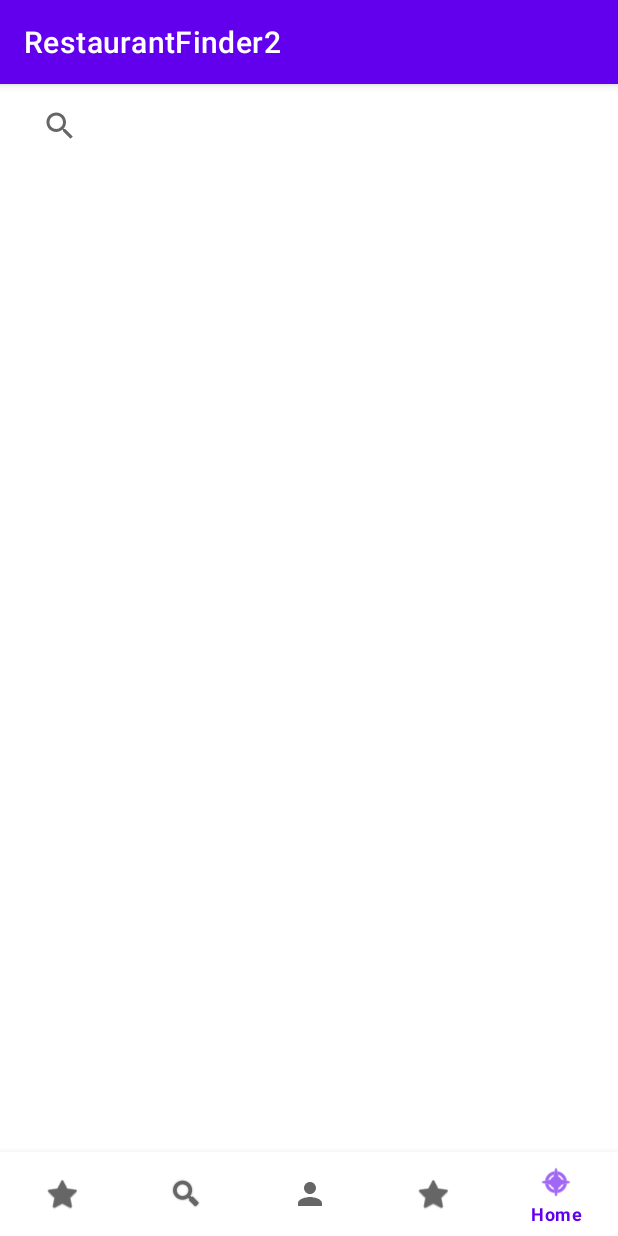
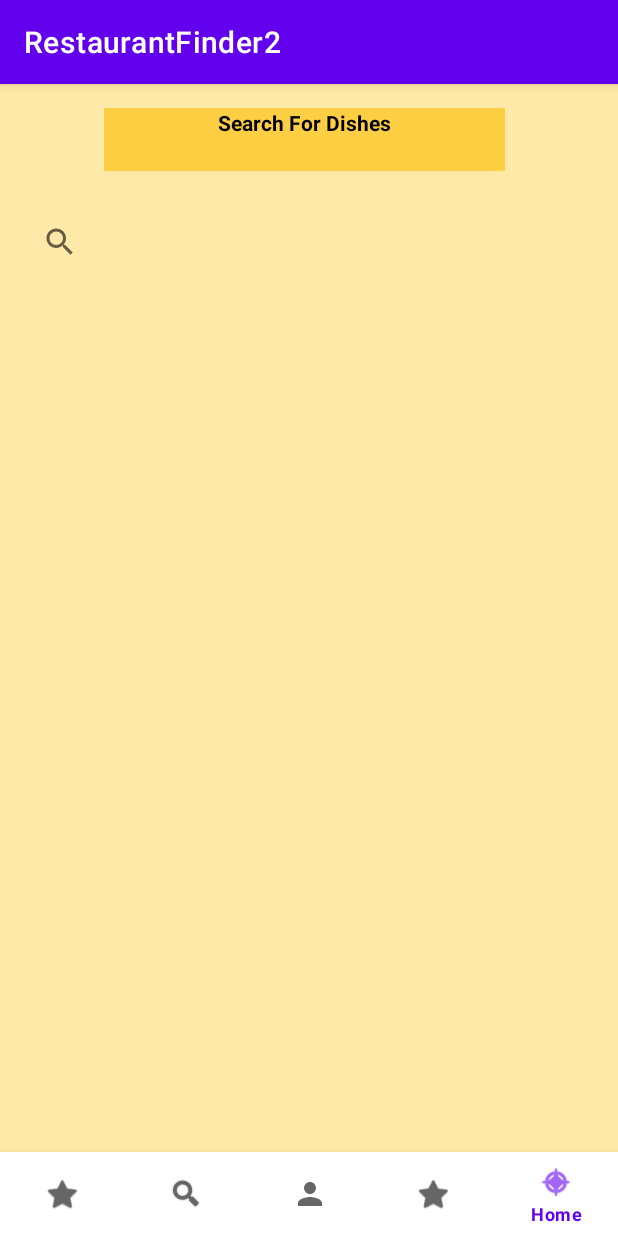
Before and after one commit to zindzigriffin/RestaurantFinder2, an Android app: the fragment SearchFragment placed in its activity, on a phone screen of 412 x 824 dp. Run offline under Robolectric (Android 15) with nearby library versions, the light colour scheme and no system bars; libraries missing offline, so code that uses them is left out: com.codepath.asynchttpclient, com.parse; pictures from the network do not load; 8 statements that could not run were skipped.

Commit message:
added some UIto make the search fragment more visually appealing

```diff
--- a/app/src/main/java/com/example/restaurantfinder2/fragments/RecommendFragment.java
+++ b/app/src/main/java/com/example/restaurantfinder2/fragments/RecommendFragment.java
@@ -100,6 +100,7 @@ public class RecommendFragment extends Fragment {
             public void onItemSelected(AdapterView<?> parent, View view, int position, long id) {
                 //get the item at a specific position and return a string representation of the object and set it to price
                 mCuisine = parent.getItemAtPosition(position).toString();
+
             }
             //Callback method to be invoked when the selection disappears from this view.
             @Override
@@ -122,7 +123,7 @@ public class RecommendFragment extends Fragment {
                 //get the data corresponding to the currently selected item
                 spinner.getSelectedItem();
                 //call the fetch recommended method
-                fetchRecommended(spinner, spinner_cuisine);
+                //fetchRecommended();
                 //toast message to let the user know what items they have selected
                 Toast.makeText(getContext(),
                         "OnClickListener : " +
@@ -186,7 +187,7 @@ public class RecommendFragment extends Fragment {
                 //calls the recipes api
                 //set the instance variable named query to the parameter
                 RecommendFragment.this.mQuery = query;
-                //fetchRecommended();
+                fetchRecommended(mQuery);
                 Toast.makeText(getContext(), "Location : " + query, Toast.LENGTH_SHORT).show();
                 return true;
             }
@@ -201,18 +202,19 @@ public class RecommendFragment extends Fragment {
 
     }
     //Method to call recommended restaurants
-    public void fetchRecommended(Spinner spinner, Spinner spinner_cuisine) {
+    public void fetchRecommended(String mQuery) {
         //create an instance of the client
         AsyncHttpClient client = new AsyncHttpClient();
         Log.i(TAG, "query:" + mQuery);
         RequestParams params = new RequestParams();
         params.put("location",mQuery);
         params.put("radius","200");
+        params.put("price", 2);
         if(mCuisine !=null){
-            params.put("categories", String.valueOf(spinner_cuisine));
+            params.put("categories", String.valueOf(mCuisine));
         }
         if(mPrice !=null){
-            params.put("price", String.valueOf(spinner));
+            params.put("price", String.valueOf(mPrice));
         }
         RequestHeaders header = new RequestHeaders();
         //inserting api as a header
--- a/app/src/main/res/layout/fragment_search.xml
+++ b/app/src/main/res/layout/fragment_search.xml
@@ -1,21 +1,25 @@
 <?xml version="1.0" encoding="utf-8"?>
-<RelativeLayout
-    xmlns:android="http://schemas.android.com/apk/res/android"
+<RelativeLayout xmlns:android="http://schemas.android.com/apk/res/android"
     xmlns:tools="http://schemas.android.com/tools"
     android:layout_width="match_parent"
     android:layout_height="match_parent"
+    android:background="#59FFC107"
     tools:context=".fragments.SearchFragment">
 
     <!-- TODO: Update blank fragment layout -->
+
     <androidx.appcompat.widget.Toolbar
+        android:id="@+id/toolbar"
         android:layout_width="match_parent"
         android:layout_height="?attr/actionBarSize"
-        android:id="@+id/toolbar">
+        android:layout_alignParentStart="true"
+        android:layout_alignParentTop="true"
+        android:layout_marginTop="77dp">
 
         <androidx.appcompat.widget.SearchView
+            android:id="@+id/search_view"
             android:layout_width="match_parent"
-            android:layout_height="?attr/actionBarSize"
-            android:id="@+id/search_view" />
+            android:layout_height="?attr/actionBarSize" />
 
 
     </androidx.appcompat.widget.Toolbar>
@@ -26,7 +30,22 @@
         android:layout_height="wrap_content"
         android:layout_alignParentStart="true"
         android:layout_alignParentTop="true"
-        android:layout_marginStart="0dp"
-        android:layout_marginTop="71dp" />
+        android:layout_marginStart="-1dp"
+        android:layout_marginTop="224dp" />
+
+    <TextView
+        android:id="@+id/tvDishes"
+        android:layout_width="267dp"
+        android:layout_height="42dp"
+        android:layout_alignParentStart="true"
+        android:layout_alignParentTop="true"
+        android:layout_centerHorizontal="true"
+        android:layout_marginStart="69dp"
+        android:layout_marginTop="16dp"
+        android:background="#9FFFC107"
+        android:text="Search For Dishes"
+        android:textAlignment="center"
+        android:textColor="@color/black"
+        android:textStyle="bold" />
 
 </RelativeLayout>
```
